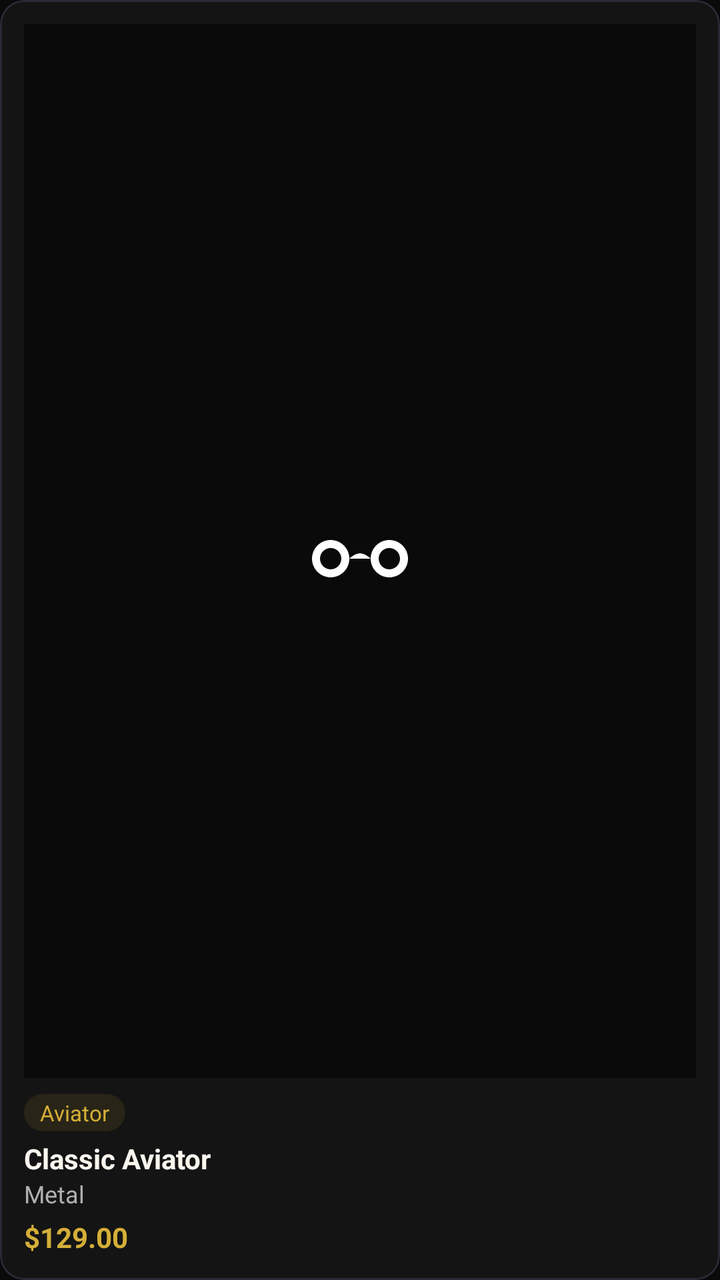
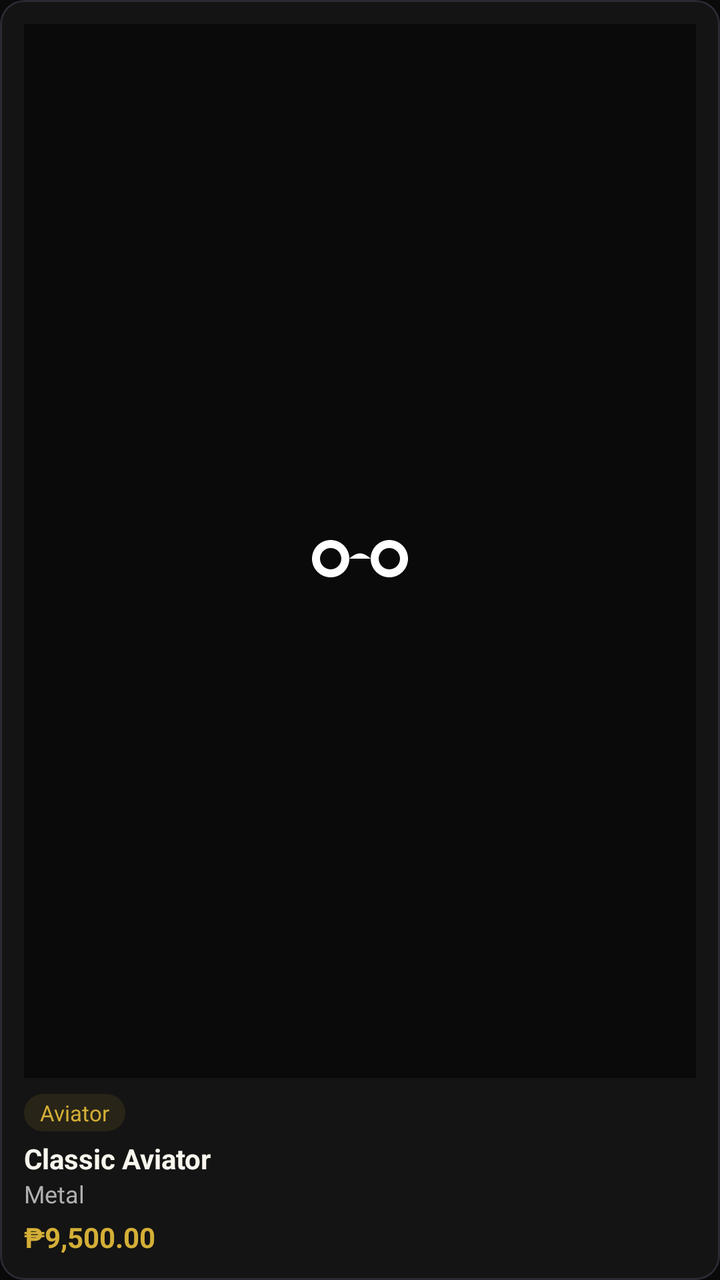

Before-and-after screenshots of an Android layout around one commit, followed by the original layout XML and the change that was made.
<!-- AndroidManifest.xml: application theme Theme.LensMatch -->
<!-- res/layout/item_frame_card.xml -->
<?xml version="1.0" encoding="utf-8"?>
<com.google.android.material.card.MaterialCardView xmlns:android="http://schemas.android.com/apk/res/android"
    xmlns:app="http://schemas.android.com/apk/res-auto"
    android:layout_width="match_parent"
    android:layout_height="240dp"
    android:layout_margin="8dp"
    app:cardBackgroundColor="@color/bgCard"
    app:cardCornerRadius="12dp"
    app:strokeColor="@color/borderCard"
    app:strokeWidth="1dp">

    <LinearLayout
        android:layout_width="match_parent"
        android:layout_height="match_parent"
        android:orientation="vertical"
        android:padding="12dp">

        <FrameLayout
            android:layout_width="match_parent"
            android:layout_height="0dp"
            android:layout_weight="1"
            android:background="@color/bgPrimary">

            <ImageView
                android:id="@+id/iv_frame"
                android:layout_width="64dp"
                android:layout_height="64dp"
                android:layout_gravity="center"
                android:src="@drawable/ic_eyeglasses" />
        </FrameLayout>

        <TextView
            android:id="@+id/tv_shape_badge"
            android:layout_width="wrap_content"
            android:layout_height="wrap_content"
            android:layout_marginTop="8dp"
            android:background="@drawable/bg_confidence_chip"
            android:paddingHorizontal="8dp"
            android:paddingVertical="2dp"
            android:text="Aviator"
            android:textColor="@color/accentGold"
            android:textSize="11sp" />

        <TextView
            android:id="@+id/tv_frame_name"
            android:layout_width="match_parent"
            android:layout_height="wrap_content"
            android:layout_marginTop="4dp"
            android:ellipsize="end"
            android:maxLines="1"
            android:text="Classic Aviator"
            android:textColor="@color/textPrimary"
            android:textSize="14sp"
            android:textStyle="bold" />

        <TextView
            android:id="@+id/tv_frame_material"
            android:layout_width="match_parent"
            android:layout_height="wrap_content"
            android:text="Metal"
            android:textColor="@color/textSecondary"
            android:textSize="12sp" />

        <TextView
            android:id="@+id/tv_frame_price"
            android:layout_width="match_parent"
            android:layout_height="wrap_content"
            android:layout_marginTop="4dp"
            android:text="$129.00"
            android:textColor="@color/accentGold"
            android:textSize="14sp"
            android:textStyle="bold" />
    </LinearLayout>
</com.google.android.material.card.MaterialCardView>
<!-- resources referenced by this layout -->
<resources>
  <color name="accentGold">#D4AF37</color>
  <color name="bgCard">#141414</color>
  <color name="bgPrimary">#0A0A0A</color>
  <color name="borderCard">#2A2A35</color>
  <color name="textPrimary">#F9F6EE</color>
  <color name="textSecondary">#AFAFAF</color>
  <!-- drawable bg_confidence_chip (drawable) -->
  <?xml version="1.0" encoding="utf-8"?>
  <shape xmlns:android="http://schemas.android.com/apk/res/android"
      android:shape="rectangle">
      <solid android:color="#1AD4AF37" />
      <corners android:radius="12dp" />
  </shape>
  <!-- drawable ic_eyeglasses (drawable) -->
  <vector xmlns:android="http://schemas.android.com/apk/res/android"
      android:width="24dp"
      android:height="24dp"
      android:viewportWidth="24"
      android:viewportHeight="24">
    <path
        android:fillColor="#FFFFFFFF"
        android:pathData="M6.5,10C4.57,10 3,11.57 3,13.5C3,15.43 4.57,17 6.5,17C8.43,17 10,15.43 10,13.5C10,11.57 8.43,10 6.5,10ZM6.5,15.5C5.4,15.5 4.5,14.6 4.5,13.5C4.5,12.4 5.4,11.5 6.5,11.5C7.6,11.5 8.5,12.4 8.5,13.5C8.5,14.6 7.6,15.5 6.5,15.5ZM17.5,10C15.57,10 14,11.57 14,13.5C14,15.43 15.57,17 17.5,17C19.43,17 21,15.43 21,13.5C21,11.57 19.43,10 17.5,10ZM17.5,15.5C16.4,15.5 15.5,14.6 15.5,13.5C15.5,12.4 16.4,11.5 17.5,11.5C18.6,11.5 19.5,12.4 19.5,13.5C19.5,14.6 18.6,15.5 17.5,15.5ZM10,13.5C10,13.5 11,12.5 12,12.5C13,12.5 14,13.5 14,13.5"/>
  </vector>
  <style name="Theme.LensMatch" parent="Theme.MaterialComponents.DayNight.NoActionBar">
      <item name="colorPrimary">@color/accentGold</item>
      <item name="colorPrimaryVariant">@color/accentGold</item>
      <item name="colorOnPrimary">@color/bgCard</item>
      <item name="colorSecondary">@color/accentGold</item>
      <item name="colorSecondaryVariant">@color/accentGold</item>
      <item name="colorOnSecondary">@color/bgCard</item>
      <item name="android:statusBarColor">@color/bgPrimary</item>
      <item name="android:windowBackground">@color/bgPrimary</item>
      <item name="android:textColorPrimary">@color/textPrimary</item>
      <item name="android:textColorSecondary">@color/textSecondary</item>
      <item name="bottomNavigationStyle">@style/Widget.LensMatch.BottomNavigationView</item>
    </style>
  <style name="Widget.LensMatch.BottomNavigationView" parent="Widget.MaterialComponents.BottomNavigationView">
      <item name="backgroundTint">@color/bgCard</item>
      <item name="itemIconTint">@color/bottom_nav_color</item>
      <item name="itemTextColor">@color/bottom_nav_color</item>
      <item name="elevation">8dp</item>
    </style>
</resources>

<!-- the commit's change to res/layout/item_frame_card.xml (unified diff, before → after) -->
@@ -66,7 +66,7 @@
             android:layout_width="match_parent"
             android:layout_height="wrap_content"
             android:layout_marginTop="4dp"
-            android:text="$129.00"
+            android:text="₱9,500.00"
             android:textColor="@color/accentGold"
             android:textSize="14sp"
             android:textStyle="bold" />
